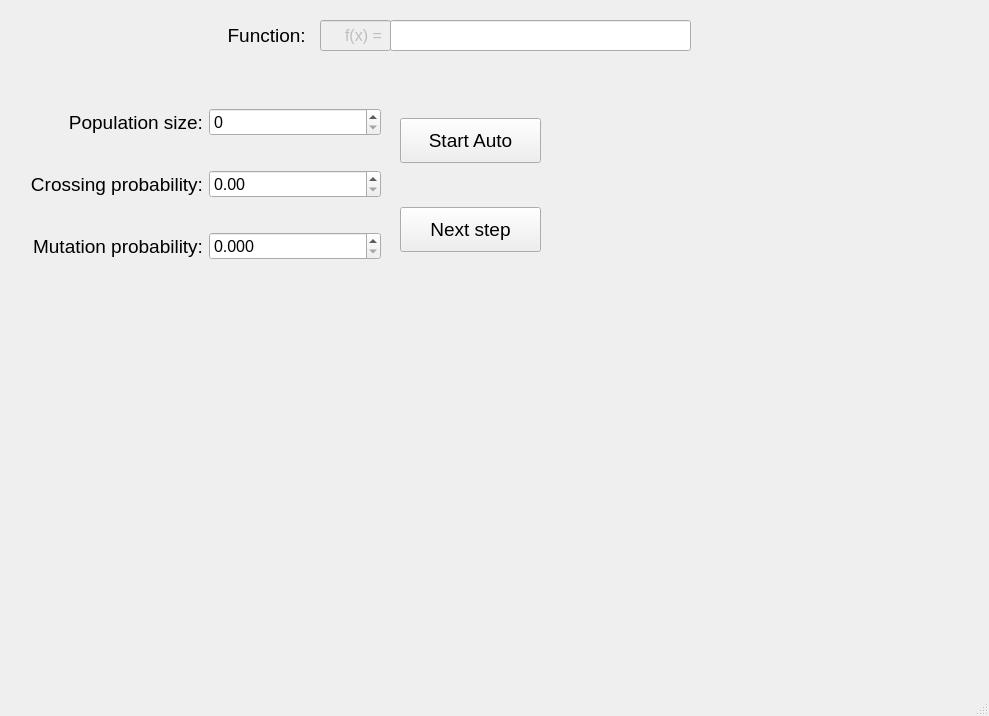
de-nuke/SimpleGeneticAlgorithm, file Window.ui: the form before one commit.
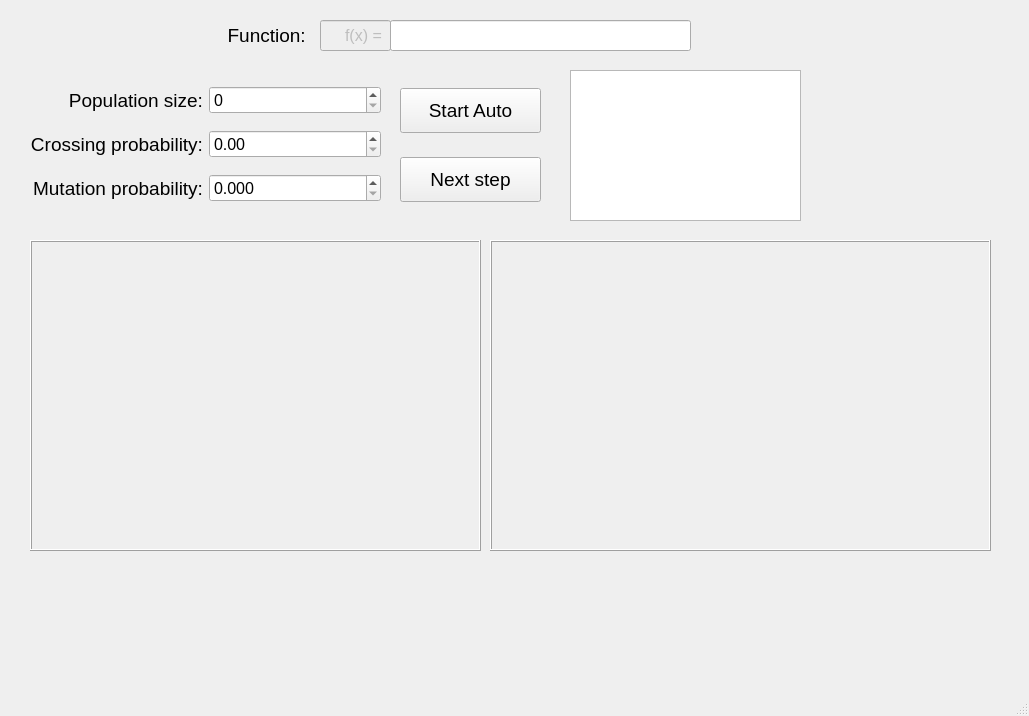
The form after the commit.

```diff
--- a/Window.ui
+++ b/Window.ui
@@ -6,7 +6,7 @@
    <rect>
     <x>0</x>
     <y>0</y>
-    <width>989</width>
+    <width>1029</width>
     <height>716</height>
    </rect>
   </property>
@@ -87,12 +87,18 @@
     <property name="geometry">
      <rect>
       <x>30</x>
-      <y>80</y>
+      <y>70</y>
       <width>351</width>
-      <height>211</height>
+      <height>151</height>
      </rect>
     </property>
     <layout class="QGridLayout" name="gridLayout">
+     <property name="sizeConstraint">
+      <enum>QLayout::SetDefaultConstraint</enum>
+     </property>
+     <property name="verticalSpacing">
+      <number>0</number>
+     </property>
      <item row="0" column="0">
       <widget class="QLabel" name="population_label">
        <property name="font">
@@ -198,9 +204,9 @@
     <property name="geometry">
      <rect>
       <x>400</x>
-      <y>80</y>
+      <y>70</y>
       <width>141</width>
-      <height>211</height>
+      <height>151</height>
      </rect>
     </property>
     <layout class="QGridLayout" name="gridLayout_2">
@@ -242,14 +248,48 @@
      </item>
     </layout>
    </widget>
-   <zorder>function_label</zorder>
-   <zorder>lineEdit</zorder>
-   <zorder>function_name_edit</zorder>
-   <zorder>gridLayoutWidget</zorder>
-   <zorder>gridLayoutWidget_2</zorder>
-   <zorder>next_step_btn</zorder>
-   <zorder>next_step_btn</zorder>
-   <zorder>start_auto_btn</zorder>
+   <widget class="QGraphicsView" name="canvas">
+    <property name="geometry">
+     <rect>
+      <x>570</x>
+      <y>70</y>
+      <width>231</width>
+      <height>151</height>
+     </rect>
+    </property>
+   </widget>
+   <widget class="QFrame" name="frame">
+    <property name="geometry">
+     <rect>
+      <x>30</x>
+      <y>240</y>
+      <width>451</width>
+      <height>311</height>
+     </rect>
+    </property>
+    <property name="frameShape">
+     <enum>QFrame::Box</enum>
+    </property>
+    <property name="frameShadow">
+     <enum>QFrame::Raised</enum>
+    </property>
+   </widget>
+   <widget class="QFrame" name="frame_2">
+    <property name="geometry">
+     <rect>
+      <x>490</x>
+      <y>240</y>
+      <width>501</width>
+      <height>311</height>
+     </rect>
+    </property>
+    <property name="frameShape">
+     <enum>QFrame::Box</enum>
+    </property>
+    <property name="frameShadow">
+     <enum>QFrame::Raised</enum>
+    </property>
+   </widget>
   </widget>
   <widget class="QMenuBar" name="menubar">
    <property name="geometry">
```
Left out of the diff: 4 changed lines with no effect on the pictures.
